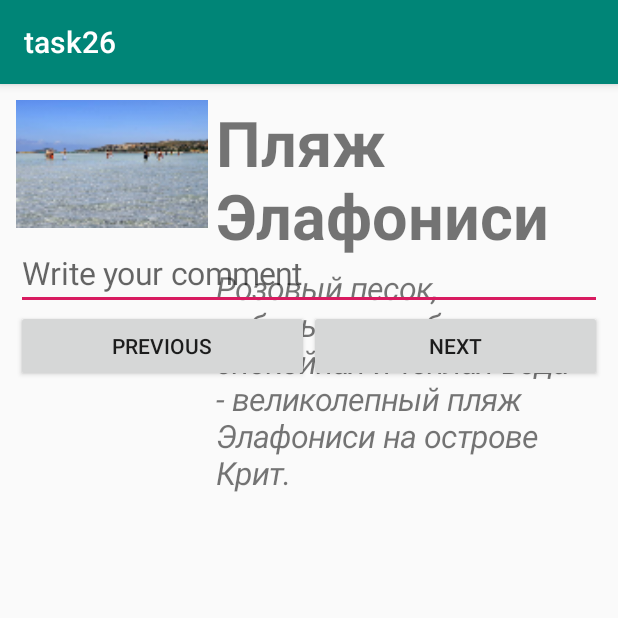
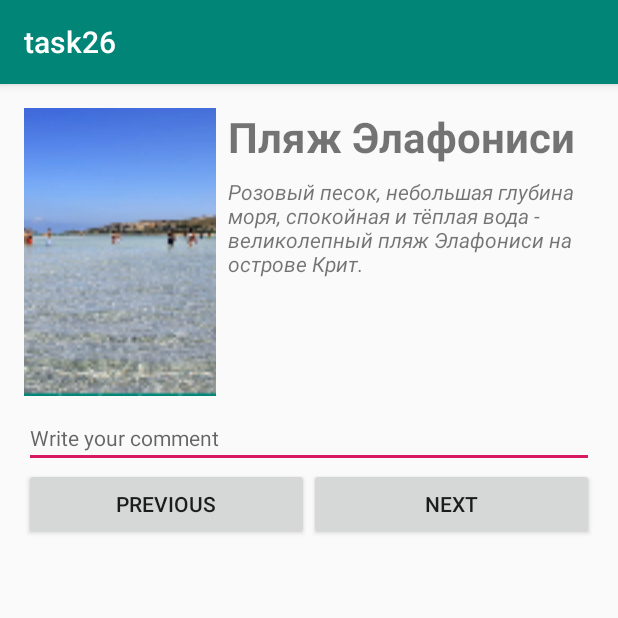
Before and after one commit to bl1n/task26, an Android app: the screen it shows after launch (MainActivity), on a phone screen of 412 x 824 dp, the top half of it. Run offline under Robolectric (Android 15) with nearby library versions, the phone set to English and light mode, and no system bars.

Commit message:
work, work, and another one

```diff
--- a/app/src/main/java/com/lft/task26/MainActivity.java
+++ b/app/src/main/java/com/lft/task26/MainActivity.java
@@ -6,6 +6,8 @@ import android.os.Bundle;
 import android.support.v7.app.AppCompatActivity;
 import android.text.InputType;
 import android.util.DisplayMetrics;
+import android.util.EventLogTags;
+import android.util.TypedValue;
 import android.view.ViewGroup;
 import android.widget.Button;
 import android.widget.EditText;
@@ -17,6 +19,7 @@ import android.widget.TextView;
 
 public class MainActivity extends AppCompatActivity {
 
+
     @Override
     protected void onCreate(Bundle savedInstanceState) {
         super.onCreate(savedInstanceState);
@@ -24,64 +27,68 @@ public class MainActivity extends AppCompatActivity {
         DisplayMetrics metrics = new DisplayMetrics();
         getWindowManager().getDefaultDisplay().getMetrics(metrics);
 
-        final int dp = (int)metrics.density;
-        final float sp = metrics.scaledDensity;
 
-        if (getResources().getConfiguration().orientation == Configuration.ORIENTATION_PORTRAIT) {
+        if (getResources().getConfiguration().orientation == Configuration.ORIENTATION_PORTRAIT)
+            initPortraitUI();
+        else
+            initLandscapeUI();
 
+
+    }
+
+    private void initLandscapeUI() {
         FrameLayout root = new FrameLayout(this);
-            root.setPadding(16 * dp, 16 * dp , 16 * dp, 16 * dp );
+        root.setPadding(getResources().getDimensionPixelSize(R.dimen.sixteen_dp),
+                getResources().getDimensionPixelSize(R.dimen.sixteen_dp),
+                getResources().getDimensionPixelSize(R.dimen.sixteen_dp),
+                getResources().getDimensionPixelSize(R.dimen.sixteen_dp));
         FrameLayout.LayoutParams frameParams = new FrameLayout.LayoutParams(ViewGroup.LayoutParams.MATCH_PARENT, ViewGroup.LayoutParams.MATCH_PARENT);
         root.setLayoutParams(frameParams);
 
 
         RelativeLayout relativeLayout = new RelativeLayout(this);
-            RelativeLayout.LayoutParams relParams = new RelativeLayout.LayoutParams(ViewGroup.LayoutParams.MATCH_PARENT, ViewGroup.LayoutParams.MATCH_PARENT);
-
-            root.addView(relativeLayout,relParams );
+        RelativeLayout.LayoutParams relParams = new RelativeLayout.LayoutParams(ViewGroup.LayoutParams.WRAP_CONTENT, ViewGroup.LayoutParams.WRAP_CONTENT);
+        root.addView(relativeLayout, relParams);
 
         ImageView ivIcon = new ImageView(this);
         ivIcon.setId(11);
         ivIcon.setScaleType(ImageView.ScaleType.CENTER_CROP);
         ivIcon.setImageResource(R.mipmap.ic_launcher);
-            ViewGroup.LayoutParams linParams = new ViewGroup.LayoutParams(192*dp,128*dp);
+        ViewGroup.LayoutParams linParams = new ViewGroup.LayoutParams(getResources().getDimensionPixelSize(R.dimen.ivWeight), getResources().getDimensionPixelSize(R.dimen.ivHeight));
         relativeLayout.addView(ivIcon, linParams);
 
 
         TextView tvTitle = new TextView(this);
         tvTitle.setId(12);
         tvTitle.setText(getResources().getString(R.string.elafonisy_beach));
-            tvTitle.setTextSize(28 * sp);
+        tvTitle.setTextSize(TypedValue.COMPLEX_UNIT_SP, 28);
         tvTitle.setTypeface(null, Typeface.BOLD);
         RelativeLayout.LayoutParams tvTitleParams = new RelativeLayout.LayoutParams(ViewGroup.LayoutParams.WRAP_CONTENT, ViewGroup.LayoutParams.WRAP_CONTENT);
-            tvTitleParams.setMargins(8 * dp, 0, 0, 0);
-            tvTitleParams.setMarginStart(8 * dp);
+        tvTitleParams.setMargins(getResources().getDimensionPixelSize(R.dimen.eight_dp), 0, 0, 0);
+        tvTitleParams.setMarginStart(getResources().getDimensionPixelSize(R.dimen.eight_dp));
         tvTitleParams.addRule(RelativeLayout.ALIGN_TOP, ivIcon.getId());
         tvTitleParams.addRule(RelativeLayout.END_OF, ivIcon.getId());
-            tvTitleParams.addRule(RelativeLayout.RIGHT_OF, ivIcon.getId());
-            relativeLayout.addView(tvTitle,tvTitleParams );
-
+        relativeLayout.addView(tvTitle, tvTitleParams);
 
 
         TextView tvQuote = new TextView(this);
         tvQuote.setText(getResources().getText(R.string.description));
         tvQuote.setTypeface(null, Typeface.ITALIC);
-            tvQuote.setTextSize(14 * sp);
+        tvQuote.setTextSize(TypedValue.COMPLEX_UNIT_SP, 14);
         RelativeLayout.LayoutParams tvQuoteParams = new RelativeLayout.LayoutParams(ViewGroup.LayoutParams.WRAP_CONTENT, ViewGroup.LayoutParams.WRAP_CONTENT);
-//            tvQuoteParams.addRule(RelativeLayout.ALIGN_BOTTOM, ivIcon.getId());
-            tvQuoteParams.addRule(RelativeLayout.ALIGN_LEFT, tvTitle.getId());
+        tvQuoteParams.addRule(RelativeLayout.ALIGN_BOTTOM, ivIcon.getId());
         tvQuoteParams.addRule(RelativeLayout.ALIGN_START, tvTitle.getId());
         tvQuoteParams.addRule(RelativeLayout.BELOW, tvTitle.getId());
-            tvQuoteParams.setMargins(0, 8 * dp, 0, 0);
+        tvQuoteParams.setMargins(0, getResources().getDimensionPixelSize(R.dimen.eight_dp), 0, 0);
         relativeLayout.addView(tvQuote, tvQuoteParams);
 
         EditText etComment = new EditText(this);
         etComment.setInputType(InputType.TYPE_CLASS_TEXT);
         etComment.setId(111);
         RelativeLayout.LayoutParams etCommentParams = new RelativeLayout.LayoutParams(ViewGroup.LayoutParams.MATCH_PARENT, ViewGroup.LayoutParams.WRAP_CONTENT);
-            etCommentParams.setMargins(0, 8 * dp, 0, 0);
+        etCommentParams.setMargins(0, getResources().getDimensionPixelSize(R.dimen.eight_dp), 0, 0);
         etComment.setHint(getResources().getString(R.string.etcomment));
-            etComment.setTextSize(14 * sp);
+        etComment.setTextSize(TypedValue.COMPLEX_UNIT_SP, 14);
         etCommentParams.addRule(RelativeLayout.BELOW, ivIcon.getId());
         etComment.setLayoutParams(etCommentParams);
         relativeLayout.addView(etComment);
@@ -94,13 +101,92 @@ public class MainActivity extends AppCompatActivity {
         relativeLayout.addView(linearLayout);
 
         Button btnPrevious = new Button(this);
-            LinearLayout.LayoutParams btnPreviousParams = new LinearLayout.LayoutParams(0, ViewGroup.LayoutParams.WRAP_CONTENT,1f);
+        LinearLayout.LayoutParams btnPreviousParams = new LinearLayout.LayoutParams(0, ViewGroup.LayoutParams.WRAP_CONTENT, 1f);
         btnPrevious.setLayoutParams(btnPreviousParams);
         btnPrevious.setText(getResources().getString(R.string.btn_previous));
         linearLayout.addView(btnPrevious);
 
         Button btnNext = new Button(this);
-            LinearLayout.LayoutParams btnNextParams = new LinearLayout.LayoutParams(0, ViewGroup.LayoutParams.WRAP_CONTENT,1f);
+        LinearLayout.LayoutParams btnNextParams = new LinearLayout.LayoutParams(0, ViewGroup.LayoutParams.WRAP_CONTENT, 1f);
+        btnNext.setLayoutParams(btnNextParams);
+        btnNext.setText(getResources().getString(R.string.btn_next));
+        linearLayout.addView(btnNext);
+
+        setContentView(root);
+    }
+
+    private void initPortraitUI() {
+        FrameLayout root = new FrameLayout(this);
+        root.setPadding(getResources().getDimensionPixelSize(R.dimen.sixteen_dp),
+                getResources().getDimensionPixelSize(R.dimen.sixteen_dp),
+                getResources().getDimensionPixelSize(R.dimen.sixteen_dp),
+                getResources().getDimensionPixelSize(R.dimen.sixteen_dp));
+        FrameLayout.LayoutParams frameParams = new FrameLayout.LayoutParams(ViewGroup.LayoutParams.MATCH_PARENT, ViewGroup.LayoutParams.MATCH_PARENT);
+        root.setLayoutParams(frameParams);
+
+
+        RelativeLayout relativeLayout = new RelativeLayout(this);
+        RelativeLayout.LayoutParams relParams = new RelativeLayout.LayoutParams(ViewGroup.LayoutParams.WRAP_CONTENT, ViewGroup.LayoutParams.WRAP_CONTENT);
+        root.addView(relativeLayout, relParams);
+
+        ImageView ivIcon = new ImageView(this);
+        ivIcon.setId(11);
+        ivIcon.setScaleType(ImageView.ScaleType.CENTER_CROP);
+        ivIcon.setImageResource(R.mipmap.ic_launcher);
+        ViewGroup.LayoutParams linParams = new ViewGroup.LayoutParams(getResources().getDimensionPixelSize(R.dimen.ivWeight), getResources().getDimensionPixelSize(R.dimen.ivHeight));
+        relativeLayout.addView(ivIcon, linParams);
+
+
+        TextView tvTitle = new TextView(this);
+        tvTitle.setId(12);
+        tvTitle.setText(getResources().getString(R.string.elafonisy_beach));
+        tvTitle.setTextSize(TypedValue.COMPLEX_UNIT_SP, 28);
+        tvTitle.setTypeface(null, Typeface.BOLD);
+        RelativeLayout.LayoutParams tvTitleParams = new RelativeLayout.LayoutParams(ViewGroup.LayoutParams.WRAP_CONTENT, ViewGroup.LayoutParams.WRAP_CONTENT);
+        tvTitleParams.setMargins(getResources().getDimensionPixelSize(R.dimen.eight_dp), 0, 0, 0);
+        tvTitleParams.setMarginStart(getResources().getDimensionPixelSize(R.dimen.eight_dp));
+        tvTitleParams.addRule(RelativeLayout.ALIGN_TOP, ivIcon.getId());
+        tvTitleParams.addRule(RelativeLayout.END_OF, ivIcon.getId());
+        relativeLayout.addView(tvTitle, tvTitleParams);
+
+
+        TextView tvQuote = new TextView(this);
+        tvQuote.setText(getResources().getText(R.string.description));
+        tvQuote.setTypeface(null, Typeface.ITALIC);
+        tvQuote.setTextSize(TypedValue.COMPLEX_UNIT_SP, 14);
+        RelativeLayout.LayoutParams tvQuoteParams = new RelativeLayout.LayoutParams(ViewGroup.LayoutParams.WRAP_CONTENT, ViewGroup.LayoutParams.WRAP_CONTENT);
+        tvQuoteParams.addRule(RelativeLayout.ALIGN_BOTTOM, ivIcon.getId());
+        tvQuoteParams.addRule(RelativeLayout.ALIGN_START, tvTitle.getId());
+        tvQuoteParams.addRule(RelativeLayout.BELOW, tvTitle.getId());
+        tvQuoteParams.setMargins(0, getResources().getDimensionPixelSize(R.dimen.eight_dp), 0, 0);
+        relativeLayout.addView(tvQuote, tvQuoteParams);
+
+        EditText etComment = new EditText(this);
+        etComment.setInputType(InputType.TYPE_CLASS_TEXT);
+        etComment.setId(111);
+        RelativeLayout.LayoutParams etCommentParams = new RelativeLayout.LayoutParams(ViewGroup.LayoutParams.MATCH_PARENT, ViewGroup.LayoutParams.WRAP_CONTENT);
+        etCommentParams.setMargins(0, getResources().getDimensionPixelSize(R.dimen.eight_dp), 0, 0);
+        etComment.setHint(getResources().getString(R.string.etcomment));
+        etComment.setTextSize(TypedValue.COMPLEX_UNIT_SP, 14);
+        etCommentParams.addRule(RelativeLayout.BELOW, ivIcon.getId());
+        etComment.setLayoutParams(etCommentParams);
+        relativeLayout.addView(etComment);
+
+
+        LinearLayout linearLayout = new LinearLayout(this);
+        RelativeLayout.LayoutParams layoutParams = new RelativeLayout.LayoutParams(ViewGroup.LayoutParams.MATCH_PARENT, ViewGroup.LayoutParams.WRAP_CONTENT);
+        layoutParams.addRule(RelativeLayout.BELOW, etComment.getId());
+        linearLayout.setLayoutParams(layoutParams);
+        relativeLayout.addView(linearLayout);
+
+        Button btnPrevious = new Button(this);
+        LinearLayout.LayoutParams btnPreviousParams = new LinearLayout.LayoutParams(0, ViewGroup.LayoutParams.WRAP_CONTENT, 1f);
+        btnPrevious.setLayoutParams(btnPreviousParams);
+        btnPrevious.setText(getResources().getString(R.string.btn_previous));
+        linearLayout.addView(btnPrevious);
+
+        Button btnNext = new Button(this);
+        LinearLayout.LayoutParams btnNextParams = new LinearLayout.LayoutParams(0, ViewGroup.LayoutParams.WRAP_CONTENT, 1f);
         btnNext.setLayoutParams(btnNextParams);
         btnNext.setText(getResources().getString(R.string.btn_next));
         linearLayout.addView(btnNext);
@@ -110,6 +196,3 @@ public class MainActivity extends AppCompatActivity {
 
 
 }
-
-
-}
--- a/app/src/main/res/layout/activity_main.xml
+++ b/app/src/main/res/layout/activity_main.xml
@@ -48,11 +48,9 @@
 
             android:layout_marginStart="8dp"
 
-            android:layout_marginLeft="8dp"
 
             android:layout_toEndOf="@id/ivIcon"
 
-            android:layout_toRightOf="@id/ivIcon"
 
             android:text="@string/elafonisy_beach"
 
@@ -72,7 +70,6 @@
 
             android:layout_alignStart="@id/tvTitle"
 
-            android:layout_alignLeft="@id/tvTitle"
 
             android:layout_alignBottom="@id/ivIcon"
 
--- /dev/null
+++ b/app/src/main/res/values/dimen.xml
@@ -0,0 +1,9 @@
+<?xml version="1.0" encoding="utf-8"?>
+<resources>
+    <dimen name="ivHeight">192dp</dimen>
+    <dimen name="ivWeight">128dp</dimen>
+    <dimen name="eight_dp">8dp</dimen>
+    <dimen name="sixteen_dp">16dp</dimen>
+    <dimen name="tvTittleSizeInSp">28sp</dimen>
+    <dimen name="tvQuote">14sp</dimen>
+</resources>
--- a/app/src/main/res/values/strings.xml
+++ b/app/src/main/res/values/strings.xml
@@ -5,4 +5,5 @@
     <string name="etcomment">Write your comment</string>
     <string name="btn_previous">Previous</string>
     <string name="btn_next">Next</string>
+    <string name="ivIconId">ivIconId</string>
 </resources>
```
Also changed, not shown: app/src/main/res/layout-land/activity_main.xml (added, +130 -0 lines). Lines whose indentation alone changed are shown as unchanged.
